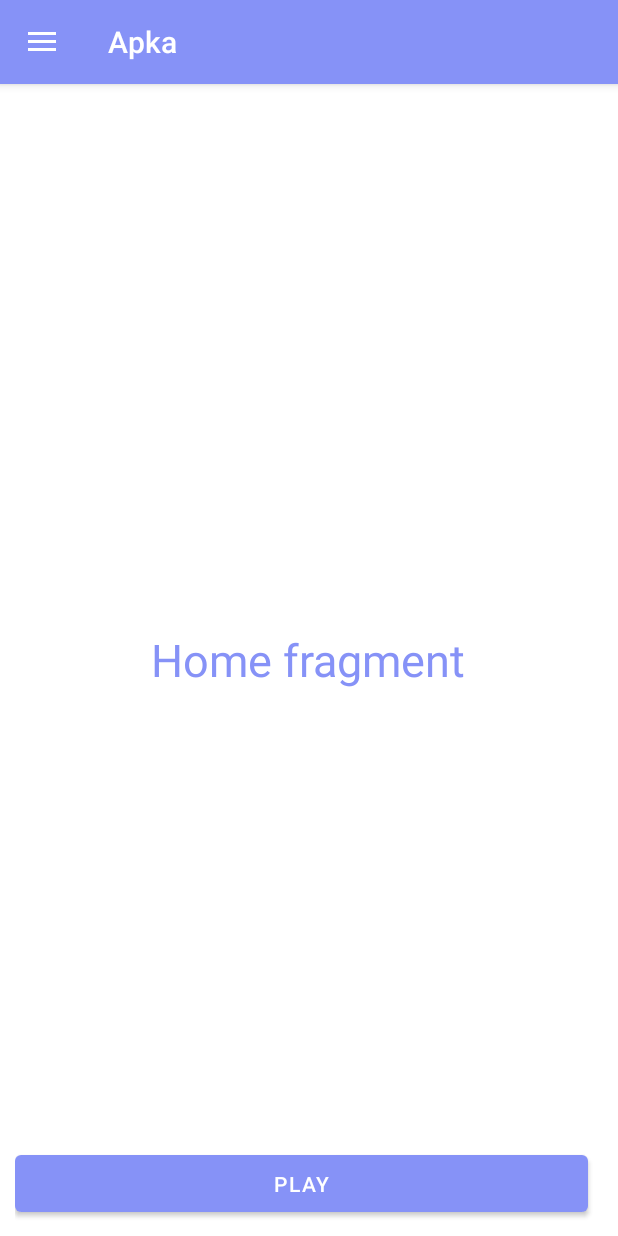
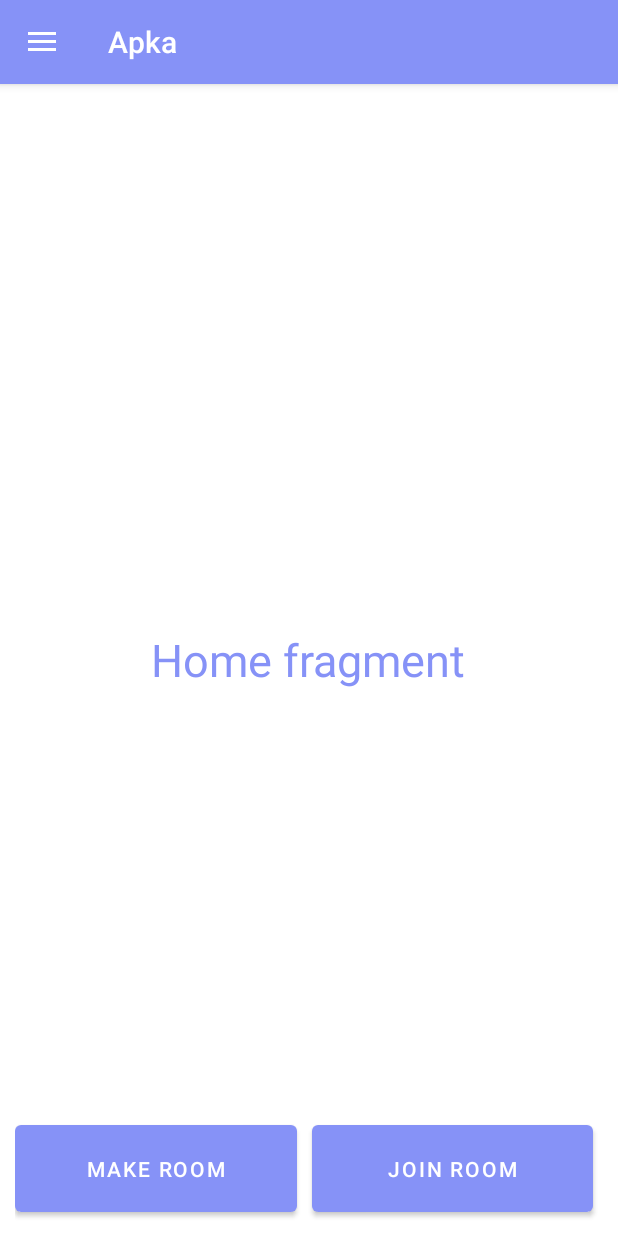
Before and after one commit to waterextract/Projekt_Inzynieria_Oprogramowania, an Android app: the HomeFragment screen opened directly, with no data from a screen before it, on a phone screen of 412 x 824 dp. Run offline under Robolectric (Android 15) with nearby library versions, the phone set to English and light mode, and no system bars; our stand-ins replace Firebase (no records; nobody signed in at launch, a user with empty details on screens opened directly).

Commit message:
Initial Commit

```diff
--- a/app/src/main/res/layout/fragment_home.xml
+++ b/app/src/main/res/layout/fragment_home.xml
@@ -18,27 +18,35 @@
 
     <LinearLayout
         android:id="@+id/bottomLl"
-        android:layout_width="match_parent"
+        android:layout_width="395dp"
         android:layout_height="wrap_content"
-        android:orientation="horizontal"
         android:layout_alignParentBottom="true"
         android:layout_marginStart="10dp"
-        android:layout_marginEnd="10dp"
-        android:layout_marginBottom="10dp">
+        android:layout_marginBottom="10dp"
+        android:orientation="horizontal">
 
 
         <Button
             android:id="@+id/playBtn"
-            android:layout_width="0dp"
-            android:layout_height="wrap_content"
+            android:layout_width="250dp"
+            android:layout_height="70dp"
+            android:layout_marginEnd="10dp"
             android:layout_weight="1"
             android:minHeight="50dp"
-            android:text="PLAY"
+            android:text="MAKE ROOM"
+            android:textAllCaps="false"
+            android:textColor="@color/white" />
+
+        <Button
+            android:id="@+id/joinBtn"
+            android:layout_width="250dp"
+            android:layout_height="70dp"
             android:layout_marginEnd="10dp"
+            android:layout_weight="1"
+            android:minHeight="50dp"
+            android:text="JOIN ROOM"
             android:textAllCaps="false"
-            android:textColor="@color/white"/>
-
-
+            android:textColor="@color/white" />
 
 
     </LinearLayout>
```
